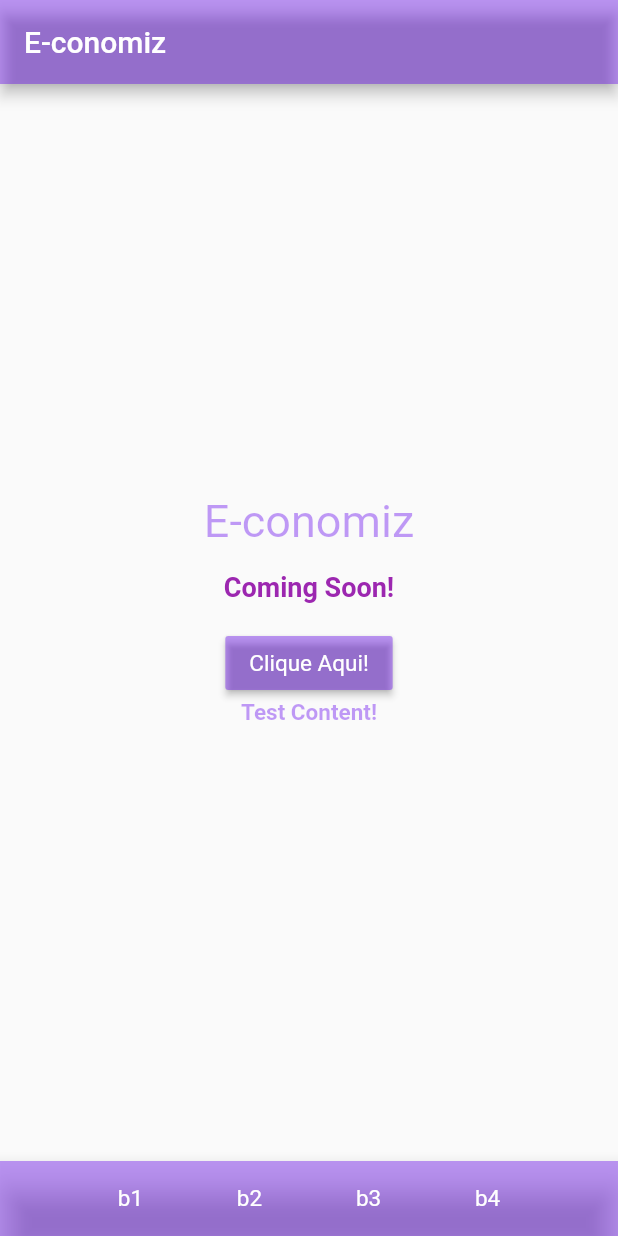
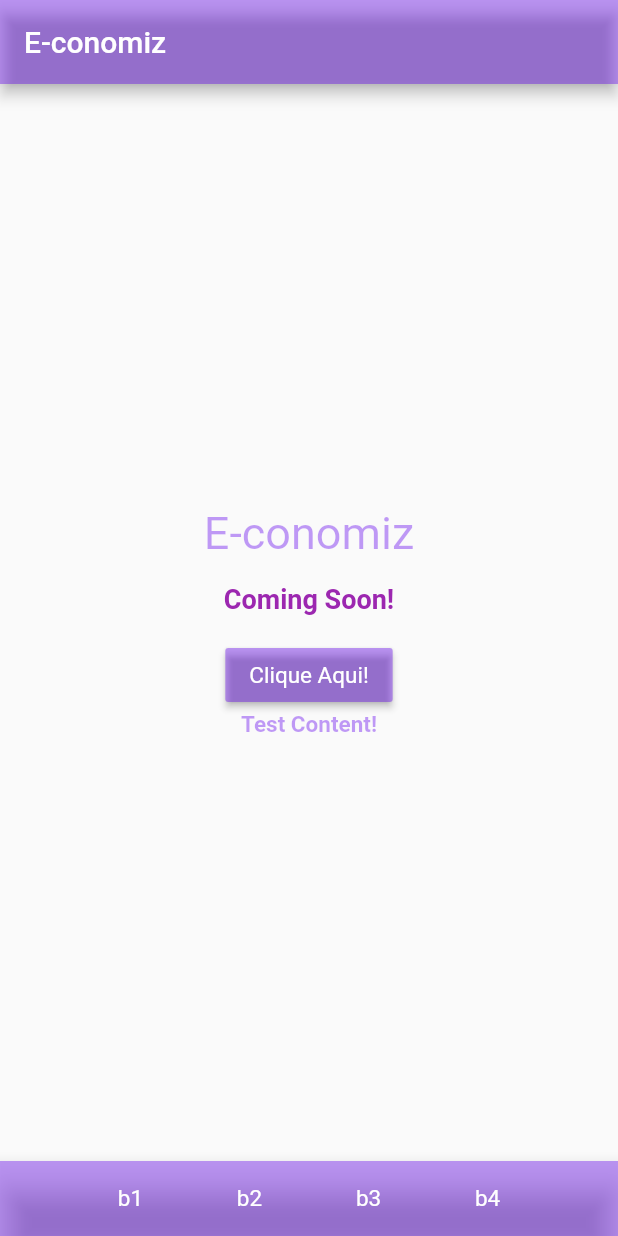
Before and after one commit to GuiQRSM/E-conomiz, a Flutter app: the screen it shows after launch, on a phone screen of 412 x 824 dp. Run offline on Flutter 3.47's test engine with Material 2 defaults, Android fonts, the phone set to English and light mode, and no system bars.

```diff
--- a/lib/HomeStateFul.dart
+++ b/lib/HomeStateFul.dart
@@ -30,11 +30,8 @@ class _HomeStateFulState extends State<HomeStateFul> {
     });
   }
 
-  void _callEasterEgg(String comandSecret) {
 
 
-
-  }
 
   @override
   Widget build(BuildContext context) {
@@ -50,7 +47,10 @@ class _HomeStateFulState extends State<HomeStateFul> {
           child: Column(
             mainAxisAlignment: MainAxisAlignment.center,
             children: <Widget>[
-              Text(
+
+          Padding(
+          padding: EdgeInsets.only(bottom: 16, top: 16),
+            child: Text(
               "E-conomiz",
               style: TextStyle(
                 fontSize: 30,
@@ -58,12 +58,8 @@ class _HomeStateFulState extends State<HomeStateFul> {
                 color: primeColor,
               ),
             ),
-          Padding(
-          padding: EdgeInsets.only(bottom: 16),
-            //child: Image(image: ""),
            ),
               GestureDetector(
-                onLongPress: () => _callEasterEgg("comandoON"),
                 child: Text(
                   "Coming Soon!",
                   style: TextStyle(
--- a/pubspec.yaml
+++ b/pubspec.yaml
@@ -62,8 +62,8 @@ flutter:
   #   - images/a_dot_burr.jpeg
   #   - images/a_dot_ham.jpeg
   assets:
-    - imagens/blackorange.jpg
     - imagens/E-conomiz.png
+    - imagens/Adeconomiz.png
 
   # An image asset can refer to one or more resolution-specific "variants", see
   # https://flutter.dev/assets-and-images/#resolution-aware.
```
Also changed, not shown: imagens/Adeconomiz.png (added), imagens/blackorange.jpg (deleted). Lines whose indentation alone changed are shown as unchanged.
